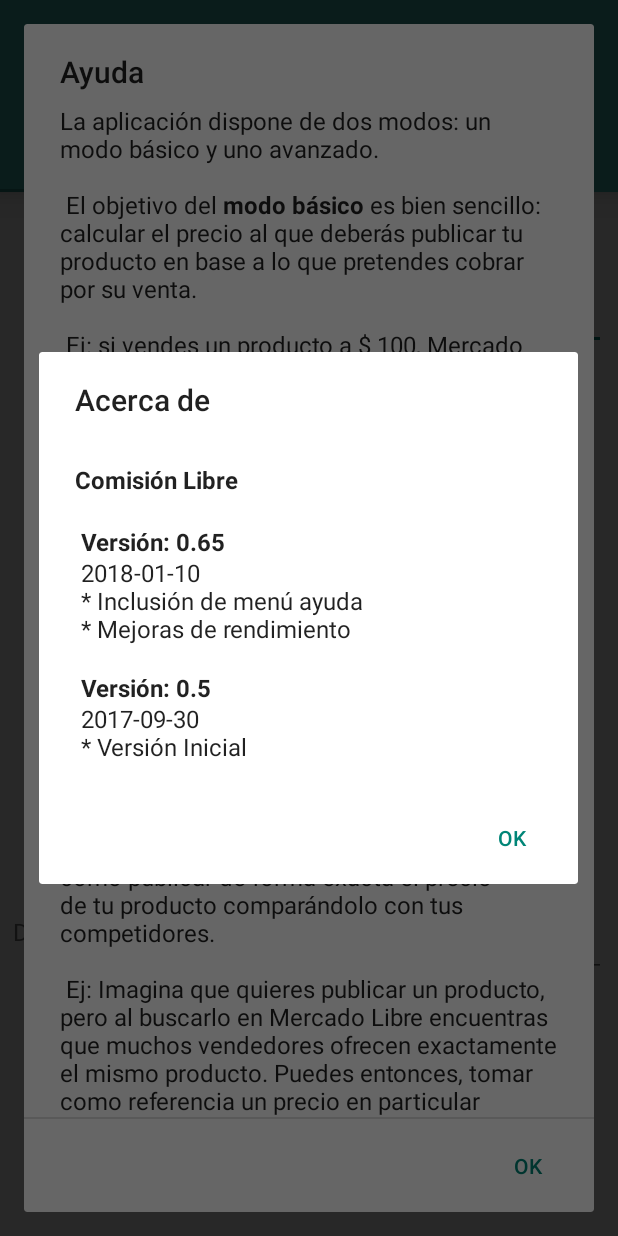
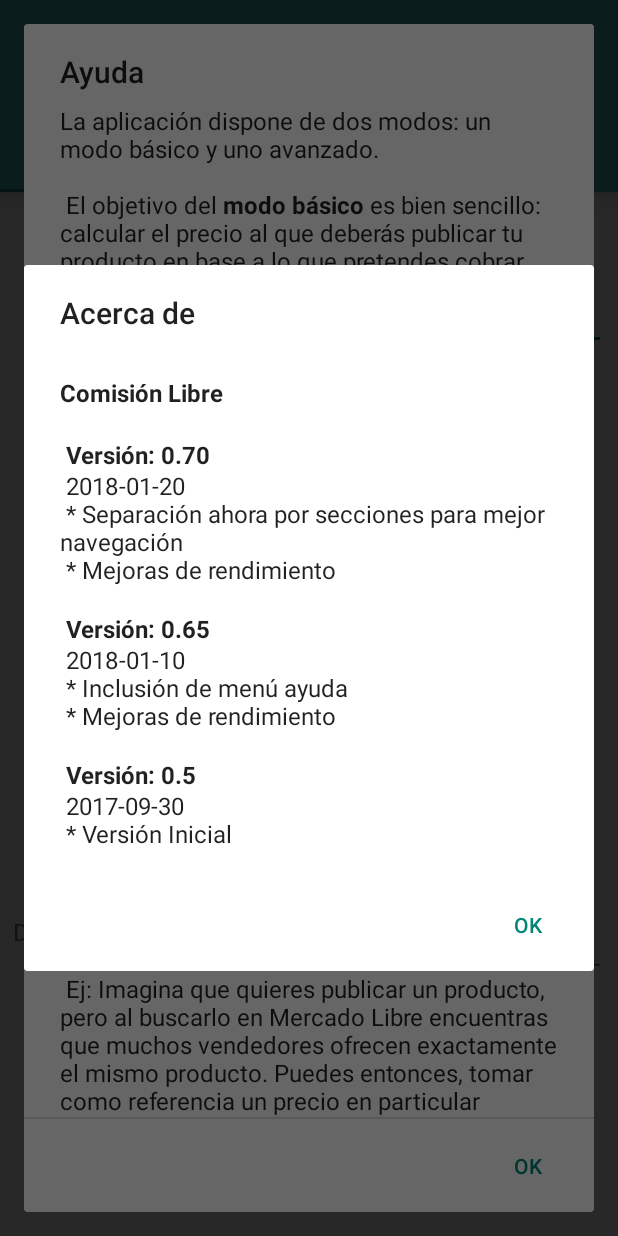
Before and after one commit to BKopellhill/CLW, an Android app: the screen it shows after launch (MainActivity), in the options menu, after a tap on "Acerca de", on a phone screen of 412 x 824 dp. Run offline under Robolectric (Android 15) with nearby library versions, the phone set to English and light mode, and no system bars; libraries missing offline, so code that uses them is left out: com.crashlytics.android, io.fabric.sdk; 1 statement that could not run was skipped.

Commit message:
- Add control versions

```diff
--- a/app/build.gradle
+++ b/app/build.gradle
@@ -29,7 +29,7 @@ android {
         minSdkVersion 15
         targetSdkVersion 26
         versionCode 2
-        versionName "0.65"
+        versionName "0.70"
         testInstrumentationRunner "android.support.test.runner.AndroidJUnitRunner"
         vectorDrawables.useSupportLibrary = true
         multiDexEnabled = true
--- /dev/null
+++ b/app/src/main/java/com/bkopellhill/gj/comisionlibre/core/utils/Utils.java
@@ -0,0 +1,37 @@
+package com.bkopellhill.gj.comisionlibre.core.utils;
+
+/**
+ * @author Luis Hernandez
+ * @version 0.0.1
+ */
+
+public final class Utils {
+
+    public static int compareVersionNames(String oldVersionName, String newVersionName) {
+        int res = 0;
+
+        String[] oldNumbers = oldVersionName.split("\\.");
+        String[] newNumbers = newVersionName.split("\\.");
+
+        // To avoid IndexOutOfBounds
+        int maxIndex = Math.min(oldNumbers.length, newNumbers.length);
+
+        for (int i = 0; i < maxIndex; i ++) {
+            int oldVersionPart = Integer.valueOf(oldNumbers[i]);
+            int newVersionPart = Integer.valueOf(newNumbers[i]);
+
+            if (oldVersionPart < newVersionPart) {
+                res = -1;
+                break;
+            } else if (oldVersionPart > newVersionPart) {
+                res = 1;
+                break;
+            }
+        }
+
+        if (res == 0 && oldNumbers.length != newNumbers.length) {
+            res = (oldNumbers.length > newNumbers.length)?1:-1;
+        }
+        return res;
+    }
+}
--- a/app/src/main/java/com/bkopellhill/gj/comisionlibre/ui/activities/MainActivity.java
+++ b/app/src/main/java/com/bkopellhill/gj/comisionlibre/ui/activities/MainActivity.java
@@ -2,14 +2,19 @@ package com.bkopellhill.gj.comisionlibre.ui.activities;
 
 import android.content.DialogInterface;
 import android.os.Bundle;
+import android.preference.PreferenceManager;
 import android.support.design.widget.TabLayout;
 import android.support.v4.view.ViewPager;
 import android.support.v7.app.AlertDialog;
 import android.view.Menu;
 import android.view.MenuItem;
+
+import com.bitcodeing.framework.AppSettings;
 import com.bitcodeing.framework.activities.BaseActivity;
+import com.bkopellhill.gj.comisionlibre.BuildConfig;
 import com.bkopellhill.gj.comisionlibre.R;
 import com.bkopellhill.gj.comisionlibre.core.adapters.HomeAdapter;
+import com.bkopellhill.gj.comisionlibre.core.utils.Utils;
 import com.crashlytics.android.Crashlytics;
 import io.fabric.sdk.android.Fabric;
 
@@ -21,6 +26,7 @@ import io.fabric.sdk.android.Fabric;
 @SuppressWarnings("FieldCanBeLocal")
 public class MainActivity extends BaseActivity {
 
+    private static final String TAG = "MainActivity";
     private TabLayout tabLayout;
     private ViewPager viewPager;
 
@@ -40,6 +46,11 @@ public class MainActivity extends BaseActivity {
 
             tabLayout.setupWithViewPager(viewPager);
         }
+
+        if (Utils.compareVersionNames(PreferenceManager.getDefaultSharedPreferences(this)
+                .getString(AppSettings.PREFERENCE_VERSION,"0.65"),BuildConfig.VERSION_NAME) == -1){
+            logChange();
+        }
     }
 
     @Override
@@ -56,22 +67,12 @@ public class MainActivity extends BaseActivity {
 
     @Override
     public boolean onOptionsItemSelected(MenuItem item) {
-        AlertDialog.Builder dialog =new AlertDialog.Builder(this);
         switch (item.getItemId()){
             case R.id.action_about:
-                dialog.setTitle(R.string.menu_about_titulo)
-                    .setMessage(R.string.menu_about_contenido)
-                    .setCancelable(false)
-                    .setPositiveButton("Ok", new DialogInterface.OnClickListener() {
-                        @Override
-                        public void onClick(DialogInterface dialog, int which) {
-                            dialog.dismiss();
-                        }
-                    });
-                dialog.create();
-                dialog.show();
+                logChange();
                 return true;
             case R.id.action_help:
+                AlertDialog.Builder dialog =new AlertDialog.Builder(this);
                 dialog.setTitle(R.string.menu_help_titulo)
                         .setMessage(R.string.menu_help_contenido)
                         .setCancelable(false)
@@ -89,6 +90,25 @@ public class MainActivity extends BaseActivity {
                 return true;
         }
         return super.onOptionsItemSelected(item);
+    }
+
+    private void logChange(){
+        AlertDialog.Builder dialog =new AlertDialog.Builder(this);
+        dialog.setTitle(R.string.menu_about_titulo)
+                .setMessage(R.string.menu_about_contenido)
+                .setCancelable(false)
+                .setPositiveButton("Ok", new DialogInterface.OnClickListener() {
+                    @Override
+                    public void onClick(DialogInterface dialog, int which) {
+                        dialog.dismiss();
+                        PreferenceManager.getDefaultSharedPreferences(MainActivity.this)
+                                .edit()
+                                .putString(AppSettings.PREFERENCE_VERSION,BuildConfig.VERSION_NAME)
+                                .apply();
+                    }
+                });
+        dialog.create();
+        dialog.show();
     }
 
     @Override
--- a/app/src/main/res/values/strings.xml
+++ b/app/src/main/res/values/strings.xml
@@ -50,8 +50,13 @@
     <string name="action_about">"Acerca_de"</string>
 
     <string name="menu_about_titulo">"Acerca de"</string>
-    <string name="menu_about_contenido"
-        >\n<b>Comisión Libre</b>\n\n
+    <string name="menu_about_contenido">
+        \n<b>Comisión Libre</b>\n\n
+        <b>Versión: 0.70</b>\n
+        2018-01-20\n
+        * Separación ahora por secciones para mejor navegación\n
+        * Mejoras de rendimiento
+    \n\n
         <b>Versión: 0.65</b>\n
         2018-01-10\n
         * Inclusión de menú ayuda\n
```
Also changed, not shown: framework/src/main/java/com/bitcodeing/framework/AppSettings.java (+1 -16 lines).
